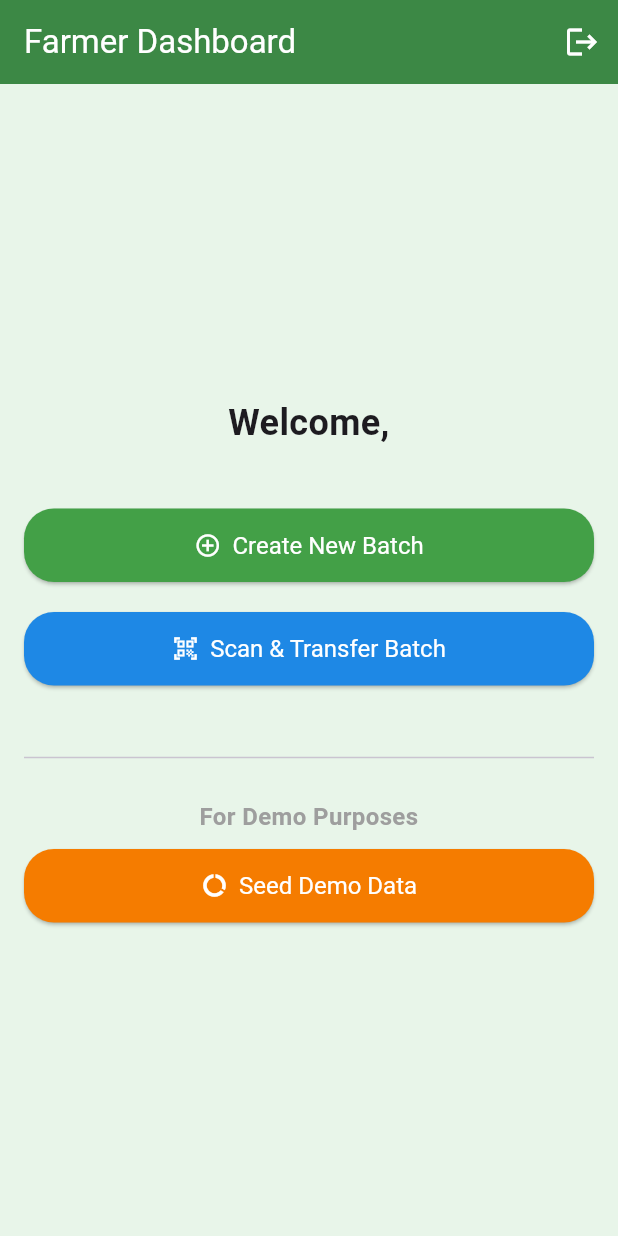
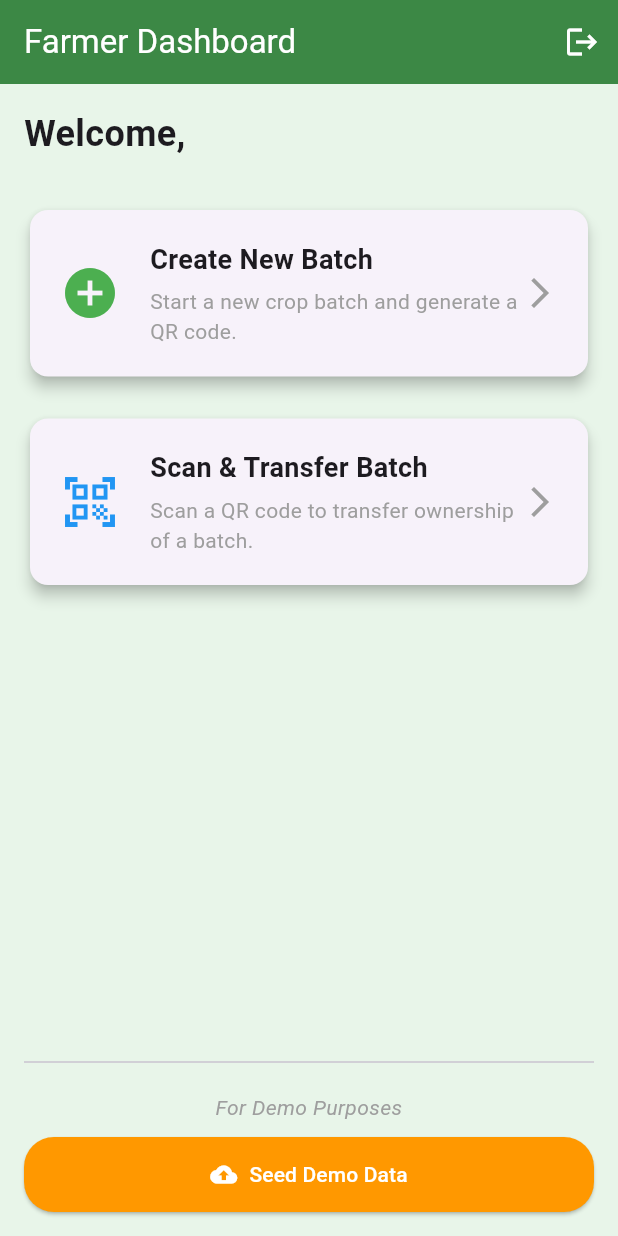
Before and after one commit to sksksksksksksksksksksksksksk/finally-project, a Flutter app: the FarmerHomeScreen screen opened by its route, on a phone screen of 412 x 824 dp. Run offline on Flutter 3.47's test engine with Material 3 defaults, Android fonts, the phone set to English and light mode, and no system bars; our stand-ins replace firebase_auth, firebase_core, go_router, location, qr_flutter; missing offline and left inert: mobile_scanner; accounts and stored records are empty.

Commit message:
the next seed demo error

```diff
--- a/lib/screens/farmer_home_screen.dart
+++ b/lib/screens/farmer_home_screen.dart
@@ -1,81 +1,44 @@
 import 'package:flutter/material.dart';
+import 'package:go_router/go_router.dart';
 import 'package:firebase_auth/firebase_auth.dart';
-import 'package:go_router/go_router.dart';
 
 import '../services/api_client.dart';
 
-class FarmerHomeScreen extends StatelessWidget {
+class FarmerHomeScreen extends StatefulWidget {
   const FarmerHomeScreen({super.key});
 
-  void _seedData(BuildContext context) async {
-    showDialog(
-      context: context,
-      builder: (BuildContext context) {
-        return AlertDialog(
-          title: const Text('Seed Demo Data?'),
-          content: const Text(
-              'This will create a full sample supply chain journey (Farm -> Distributor -> Retailer). Do you want to proceed?'),
-          actions: <Widget>[
-            TextButton(
-              child: const Text('Cancel'),
-              onPressed: () {
-                Navigator.of(context).pop();
-              },
-            ),
-            TextButton(
-              child: const Text('Seed Data'),
-              onPressed: () async {
-                Navigator.of(context).pop(); // Close the confirmation dialog
-                showDialog(
-                  context: context,
-                  barrierDismissible: false,
-                  builder: (BuildContext context) {
-                    return const Dialog(
-                      child: Padding(
-                        padding: EdgeInsets.all(20.0),
-                        child: Row(
-                          mainAxisSize: MainAxisSize.min,
-                          children: [
-                            CircularProgressIndicator(),
-                            SizedBox(width: 20),
-                            Text("Seeding Blockchain..."),
-                          ],
-                        ),
-                      ),
-                    );
-                  },
-                );
+  @override
+  State<FarmerHomeScreen> createState() => _FarmerHomeScreenState();
+}
 
+class _FarmerHomeScreenState extends State<FarmerHomeScreen> {
+  final ApiClient _apiClient = ApiClient();
+  bool _isSeeding = false;
+
+  Future<void> _seedData() async {
+    setState(() {
+      _isSeeding = true;
+    });
     try {
-                  final ApiClient apiClient = ApiClient();
-                  await apiClient.seedDemoData();
-
-                  if (context.mounted) {
-                    Navigator.of(context).pop(); // Close the loading dialog
+      await _apiClient.seedDemoData();
+      if (mounted) {
         ScaffoldMessenger.of(context).showSnackBar(
-                      const SnackBar(
-                        content: Text('Demo data seeded successfully!'),
-                        backgroundColor: Colors.green,
-                      ),
+          const SnackBar(content: Text('Demo data seeded successfully!'), backgroundColor: Colors.green),
         );
       }
     } catch (e) {
-                  if (context.mounted) {
-                    Navigator.of(context).pop(); // Close the loading dialog
+      if (mounted) {
         ScaffoldMessenger.of(context).showSnackBar(
-                      SnackBar(
-                        content: Text('Error seeding data: $e'),
-                        backgroundColor: Colors.red,
-                      ),
+          SnackBar(content: Text('Error seeding data: $e'), backgroundColor: Colors.red),
         );
       }
+    } finally {
+      if (mounted) {
+        setState(() {
+          _isSeeding = false;
+        });
       }
-              },
-            ),
-          ],
-        );
-      },
-    );
+    }
   }
 
   @override
@@ -88,65 +51,80 @@ class FarmerHomeScreen extends StatelessWidget {
         actions: [
           IconButton(
             icon: const Icon(Icons.logout),
-            onPressed: () async {
-              await FirebaseAuth.instance.signOut();
-            },
+            onPressed: () => FirebaseAuth.instance.signOut(),
           ),
         ],
       ),
-      body: Center(
-        child: Padding(
+      body: Padding(
         padding: const EdgeInsets.all(16.0),
         child: Column(
-            mainAxisAlignment: MainAxisAlignment.center,
           crossAxisAlignment: CrossAxisAlignment.stretch,
-            children: [
+          children: <Widget>[
             Text(
               'Welcome, ${user?.email ?? 'Farmer'}',
-                textAlign: TextAlign.center,
               style: const TextStyle(fontSize: 24, fontWeight: FontWeight.bold),
             ),
-              const SizedBox(height: 40),
-              ElevatedButton.icon(
-                icon: const Icon(Icons.add_circle_outline),
-                label: const Text('Create New Batch'),
-                onPressed: () => context.go('/create_batch'),
-                style: ElevatedButton.styleFrom(
-                  padding: const EdgeInsets.symmetric(vertical: 15),
-                  textStyle: const TextStyle(fontSize: 16),
-                ),
+            const SizedBox(height: 30),
+            _buildDashboardCard(
+              icon: Icons.add_circle,
+              title: 'Create New Batch',
+              subtitle: 'Start a new crop batch and generate a QR code.',
+              onTap: () => context.go('/create_batch'),
+              color: Colors.green,
             ),
             const SizedBox(height: 20),
-              ElevatedButton.icon(
-                icon: const Icon(Icons.qr_code_scanner),
-                label: const Text('Scan & Transfer Batch'),
-                onPressed: () => context.go('/transfer_batch'),
-                style: ElevatedButton.styleFrom(
-                  backgroundColor: Colors.blue[600],
-                  padding: const EdgeInsets.symmetric(vertical: 15),
-                  textStyle: const TextStyle(fontSize: 16),
+            _buildDashboardCard(
+              icon: Icons.qr_code_scanner,
+              title: 'Scan & Transfer Batch',
+              subtitle: 'Scan a QR code to transfer ownership of a batch.',
+              onTap: () => context.go('/transfer_batch'),
+              color: Colors.blue,
             ),
-              ),
-              const SizedBox(height: 40),
-              const Divider(),
-              const SizedBox(height: 20),
+            const Spacer(),
+            const Divider(height: 40),
             const Text(
               'For Demo Purposes',
               textAlign: TextAlign.center,
-                style: TextStyle(
-                    fontSize: 16, fontWeight: FontWeight.bold, color: Colors.grey),
+              style: TextStyle(color: Colors.grey, fontStyle: FontStyle.italic),
             ),
             const SizedBox(height: 10),
-              ElevatedButton.icon(
-                icon: const Icon(Icons.data_usage),
+            _isSeeding
+                ? const Center(child: CircularProgressIndicator())
+                : ElevatedButton.icon(
+                    icon: const Icon(Icons.cloud_upload),
                     label: const Text('Seed Demo Data'),
-                onPressed: () => _seedData(context),
-                style: ElevatedButton.styleFrom(
-                  backgroundColor: Colors.orange[700],
-                  padding: const EdgeInsets.symmetric(vertical: 15),
-                  textStyle: const TextStyle(fontSize: 16),
+                    onPressed: _seedData,
+                    style: ElevatedButton.styleFrom(backgroundColor: Colors.orange),
+                  ),
+          ],
         ),
       ),
+    );
+  }
+
+  Widget _buildDashboardCard({required IconData icon, required String title, required String subtitle, required VoidCallback onTap, required Color color}) {
+    return Card(
+      elevation: 4,
+      shape: RoundedRectangleBorder(borderRadius: BorderRadius.circular(12)),
+      child: InkWell(
+        onTap: onTap,
+        child: Padding(
+          padding: const EdgeInsets.all(20.0),
+          child: Row(
+            children: <Widget>[
+              Icon(icon, size: 40, color: color),
+              const SizedBox(width: 20),
+              Expanded(
+                child: Column(
+                  crossAxisAlignment: CrossAxisAlignment.start,
+                  children: <Widget>[
+                    Text(title, style: const TextStyle(fontSize: 18, fontWeight: FontWeight.bold)),
+                    const SizedBox(height: 5),
+                    Text(subtitle, style: const TextStyle(color: Colors.grey)),
+                  ],
+                ),
+              ),
+              const Icon(Icons.arrow_forward_ios, color: Colors.grey),
             ],
           ),
         ),
--- a/lib/services/api_client.dart
+++ b/lib/services/api_client.dart
@@ -116,6 +116,7 @@ class ApiClient {
   }
 
   Future<void> seedDemoData() async {
+    String? batchId;
     try {
       // 1. Farmer (current user) creates a new batch
       final createBatchResponse = await createBatch({
@@ -127,7 +128,10 @@ class ApiClient {
         'clientTimestampIso': DateTime.now().toUtc().toIso8601String(),
       });
 
-      final String batchId = createBatchResponse['batchId'];
+      batchId = createBatchResponse['batchId'];
+      if (batchId == null) {
+        throw Exception('Batch ID was null after creation.');
+      }
 
       await Future.delayed(const Duration(seconds: 1));
 
@@ -141,7 +145,11 @@ class ApiClient {
 
     } catch (e) {
       print('Error during data seeding: $e');
-      throw Exception('Failed to seed demo data. Check API client logs.');
+      if (batchId == null) {
+        throw Exception('Failed to create the initial batch. Check backend logs.');
+      } else {
+        throw Exception('Failed during transfer for batch $batchId. Check backend logs.');
+      }
     }
   }
 }
```
Lines whose indentation alone changed are shown as unchanged.
